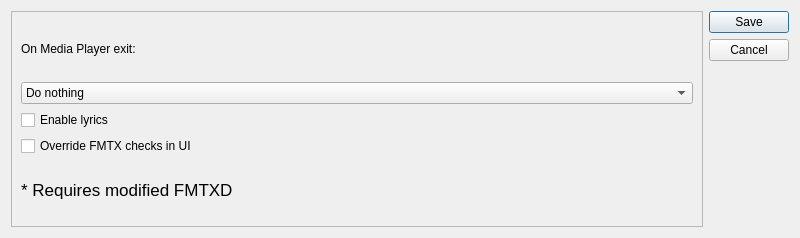
This is settingsdialog.ui in gidzzz/openmediaplayer as Qt 5 draws it before an edit. The edited form follows.
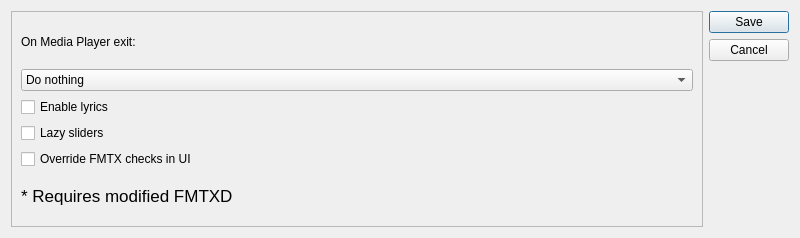
This is the edited form.

Commit message: Bring back the old slider behavior, but keep lazy sliders as an option.

What changed in the file:
```diff
--- a/settingsdialog.ui
+++ b/settingsdialog.ui
@@ -68,13 +68,20 @@
         </widget>
        </item>
        <item row="3" column="1">
+        <widget class="QCheckBox" name="slidersCheckBox">
+         <property name="text">
+          <string>Lazy sliders</string>
+         </property>
+        </widget>
+       </item>
+       <item row="4" column="1">
         <widget class="QCheckBox" name="fmtxCheckBox">
          <property name="text">
           <string>Override FMTX checks in UI</string>
          </property>
         </widget>
        </item>
-       <item row="4" column="1">
+       <item row="5" column="1">
         <widget class="QLabel" name="fmtxdLabel">
          <property name="font">
           <font>
```
The commit also changes 5 other files.
